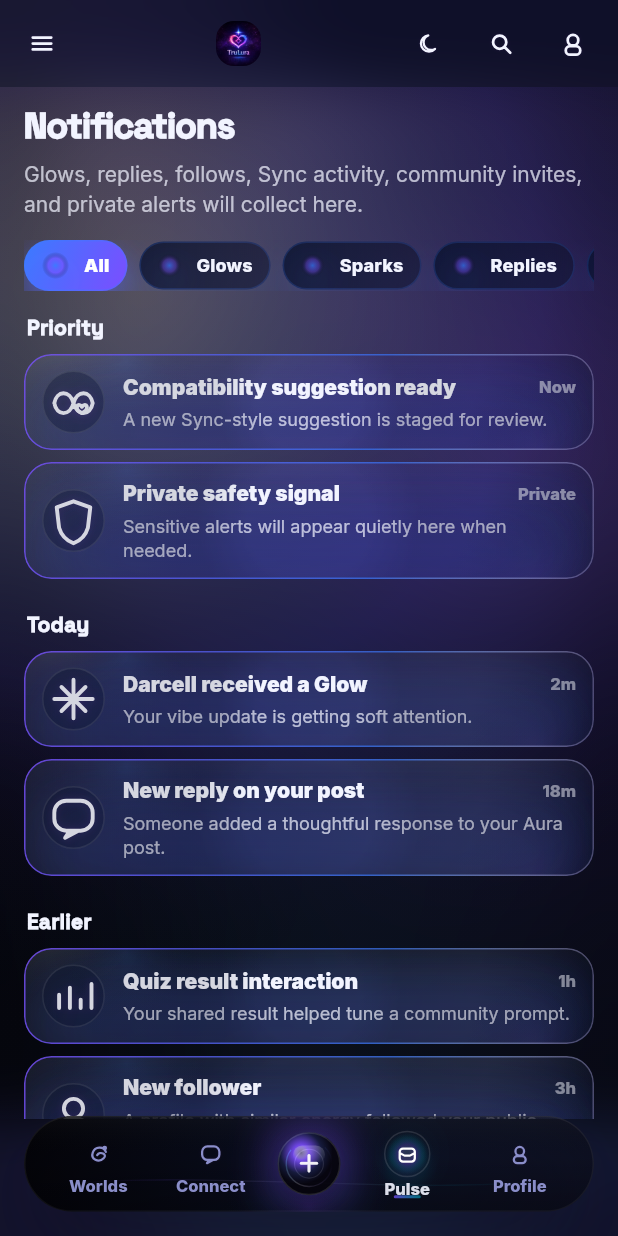
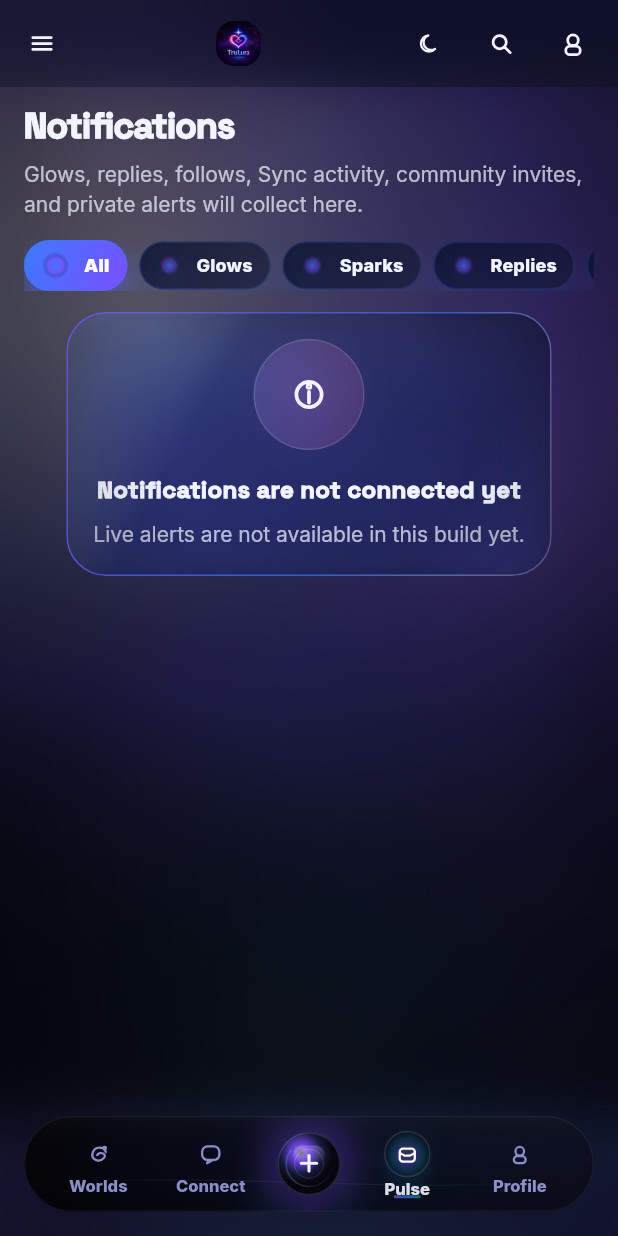
Before and after one commit to Darcell1208/trulura-starter, a Flutter app: the NotificationsScreen screen opened by its route, on a phone screen of 412 x 824 dp. Run offline on Flutter 3.47's test engine with Material 3 defaults, Android fonts, the phone set to English and light mode, and no system bars; our stand-ins replace flutter_riverpod, go_router, google_fonts, image_picker, shared_preferences, supabase_flutter; accounts and stored records are empty; network calls fail.

Commit message:
Stop displaying demo notifications as real account activity

```diff
--- a/lib/screens/notifications/notifications_screen.dart
+++ b/lib/screens/notifications/notifications_screen.dart
@@ -58,66 +58,9 @@ class NotificationsScreen extends StatefulWidget {
 class _NotificationsScreenState extends State<NotificationsScreen> {
   _NotificationFilter _filter = _NotificationFilter.all;
 
-  static const List<_NotificationDemo> _items = [
-    _NotificationDemo(
-      kind: _NotificationKind.glow,
-      group: 'Today',
-      title: 'Darcell received a Glow',
-      body: 'Your vibe update is getting soft attention.',
-      time: '2m',
-    ),
-    _NotificationDemo(
-      kind: _NotificationKind.reply,
-      group: 'Today',
-      title: 'New reply on your post',
-      body: 'Someone added a thoughtful response to your Aura post.',
-      time: '18m',
-    ),
-    _NotificationDemo(
-      kind: _NotificationKind.sync,
-      group: 'Priority',
-      title: 'Compatibility suggestion ready',
-      body: 'A new Sync-style suggestion is staged for review.',
-      time: 'Now',
-      priority: true,
-    ),
-    _NotificationDemo(
-      kind: _NotificationKind.quiz,
-      group: 'Earlier',
-      title: 'Quiz result interaction',
-      body: 'Your shared result helped tune a community prompt.',
-      time: '1h',
-    ),
-    _NotificationDemo(
-      kind: _NotificationKind.follow,
-      group: 'Earlier',
-      title: 'New follower',
-      body: 'A profile with similar energy followed your public layer.',
-      time: '3h',
-    ),
-    _NotificationDemo(
-      kind: _NotificationKind.community,
-      group: 'Earlier',
-      title: 'Community invite',
-      body: 'A supportive circle invited you to join the conversation.',
-      time: 'Yesterday',
-    ),
-    _NotificationDemo(
-      kind: _NotificationKind.event,
-      group: 'Earlier',
-      title: 'Event reminder',
-      body: 'A saved community event starts later today.',
-      time: 'Yesterday',
-    ),
-    _NotificationDemo(
-      kind: _NotificationKind.safety,
-      group: 'Priority',
-      title: 'Private safety signal',
-      body: 'Sensitive alerts will appear quietly here when needed.',
-      time: 'Private',
-      priority: true,
-    ),
-  ];
+  // Populate only from authenticated account notifications once the service is wired.
+  // Illustrative design activity must never appear as a user's real alerts.
+  static const List<_NotificationDemo> _items = [];
 
   bool _matches(_NotificationDemo item) {
     return switch (_filter) {
@@ -205,9 +148,8 @@ class _NotificationsScreenState extends State<NotificationsScreen> {
           if (groups.isEmpty)
             TruStatePanel(
               glyph: TruLuraGlyph.info,
-              title: 'No ${_filter.label.toLowerCase()} yet',
-              message:
-                  'When this part of your social graph lights up, the newest signals will appear here.',
+              title: 'Notifications are not connected yet',
+              message: 'Live alerts are not available in this build yet.',
             )
           else ...[
             for (final group in groups) ...[
```
